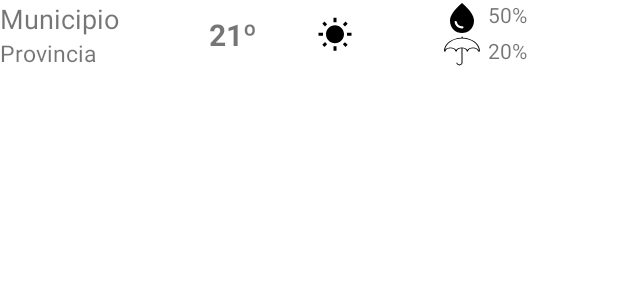
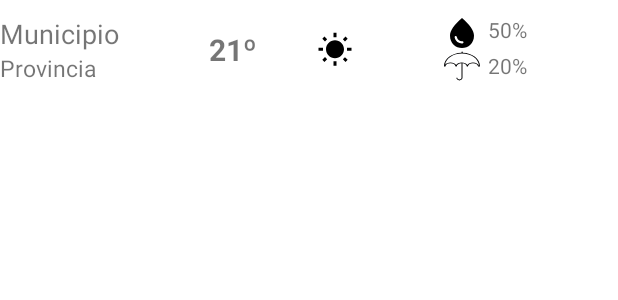
Before and after one commit to xicotet/MeteoApp-Oratge, an Android app: the layout home_row_item.xml on its own in the app's theme, with its tools: preview values and no code run, on a phone screen of 412 x 824 dp. Shown: the top 300 px of the screen. Run offline under Robolectric (Android 15) with nearby library versions, the phone set to English and light mode, and no system bars; network calls fail.

Commit message:
Espaciando los items del RecyclerViewHome

```diff
--- a/app/src/main/res/layout/home_row_item.xml
+++ b/app/src/main/res/layout/home_row_item.xml
@@ -3,7 +3,8 @@
     xmlns:app="http://schemas.android.com/apk/res-auto"
     xmlns:tools="http://schemas.android.com/tools"
     android:layout_width="match_parent"
-    android:layout_height="wrap_content">
+    android:layout_height="wrap_content"
+    android:layout_marginVertical="10dp">
 
 
     <TextView
```
